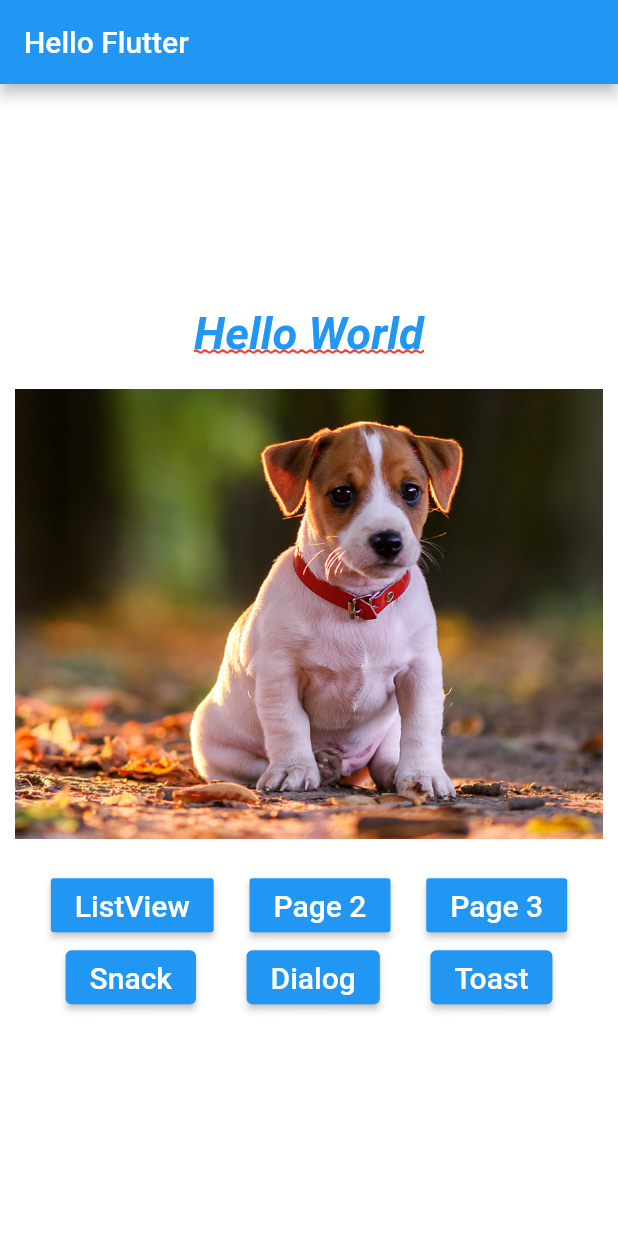
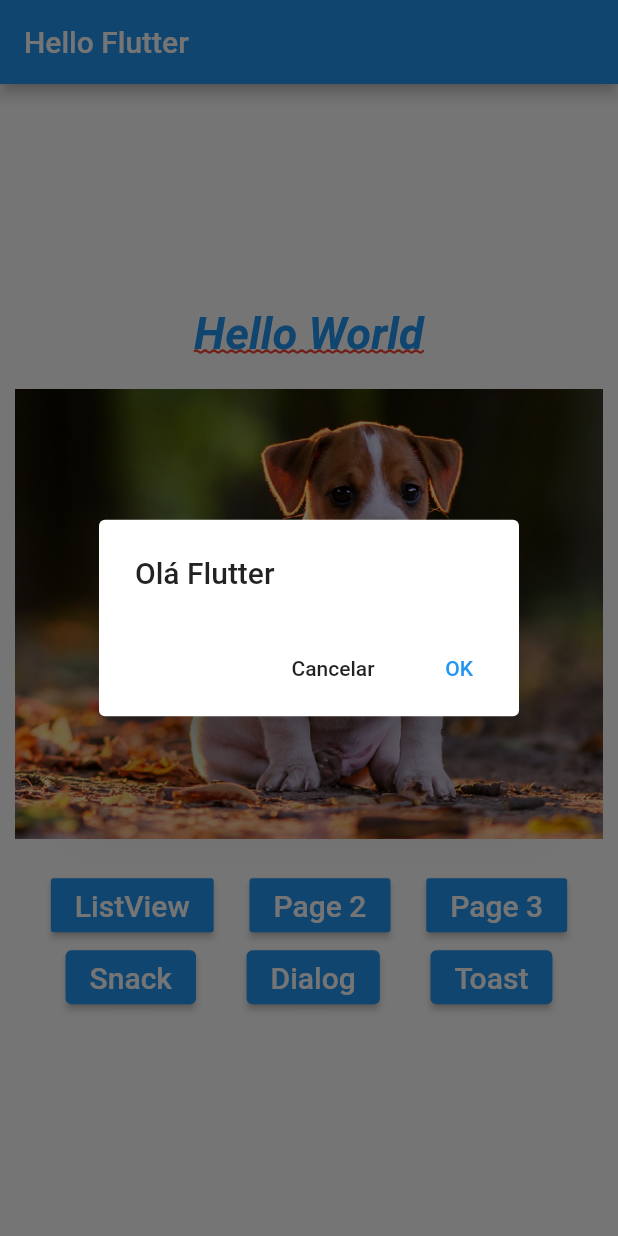
Before and after one commit to Jhow-A/basic-flutter, a Flutter app: the screen it shows after launch, after a tap on "Dialog", on a phone screen of 412 x 824 dp. Run offline on Flutter 3.47's test engine with Material 2 defaults, Android fonts, the phone set to English and light mode, and no system bars.

Commit message:
AlertDialog

```diff
--- a/lib/home_page.dart
+++ b/lib/home_page.dart
@@ -69,8 +69,8 @@ class HomePage extends StatelessWidget {
           Row(
             mainAxisAlignment: MainAxisAlignment.spaceEvenly,
             children: <Widget>[
-              BlueButton("Snack", onPressed: () =>_onClickSnack(context)),
-              BlueButton("Dialog", onPressed: () => _onClickDialog),
+              BlueButton("Snack", onPressed: () => _onClickSnack(context)),
+              BlueButton("Dialog", onPressed: () => _onClickDialog(context)),
               BlueButton("Toast", onPressed: () => _onClickToast)
             ],
           )
@@ -129,7 +129,36 @@ class HomePage extends StatelessWidget {
     );
   }
 
-  _onClickDialog() {}
+  _onClickDialog(BuildContext context) {
+    showDialog(
+      context: context,
+      barrierDismissible: false,
+      builder: (context) {
+        return WillPopScope(
+          onWillPop: () async => false,
+          child: AlertDialog(
+            title: const Text('Olá Flutter'),
+            actions: [
+              FlatButton(
+                child: const Text('Cancelar'),
+                onPressed: () => {
+                  Navigator.pop(context)
+                },
+              ),
+              TextButton(
+                child: const Text('OK'),
+                onPressed: () {
+                  Navigator.pop(context);
+                  print('OK!');
+                },
+              ),
+            ],
+          ),
+        );
+      },
+    );
+  }
+
   _onClickToast() {}
 
   void _onClickONavigate(BuildContext context, Widget page) async {
```
